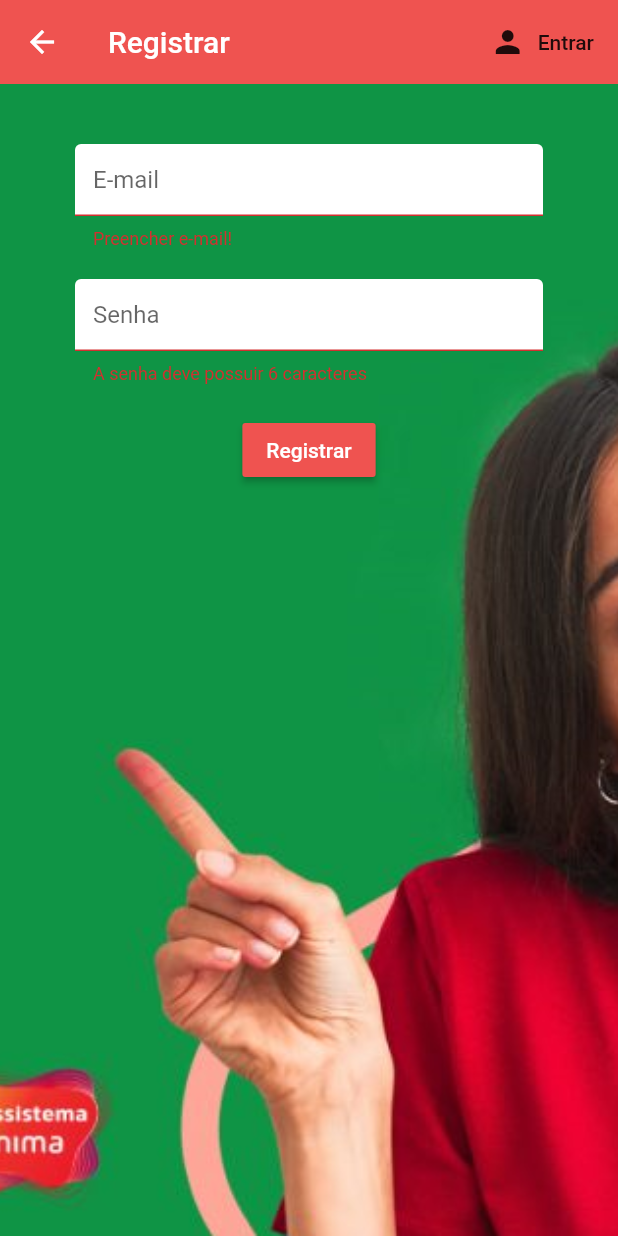
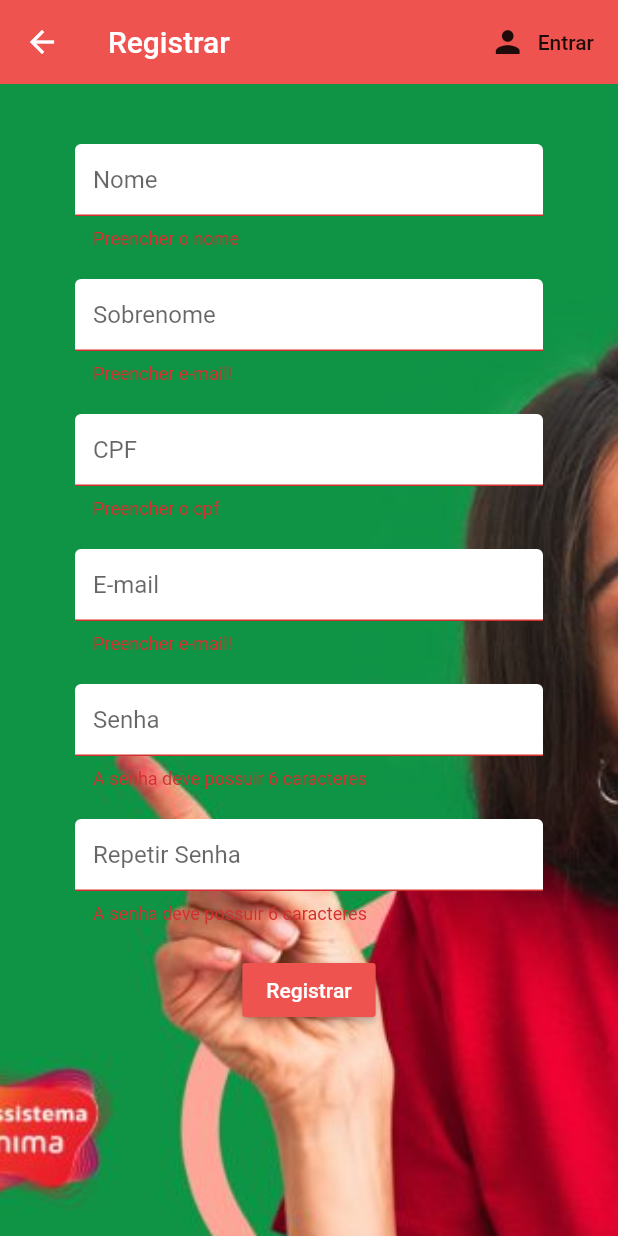
Before and after one commit to rfaelfp/Flutter, a Flutter app: the Register screen opened directly, after a tap on "Registrar", on a phone screen of 412 x 824 dp. Run offline on Flutter 3.47's test engine with Material 2 defaults, Android fonts, the phone set to English and light mode, and no system bars; our stand-ins replace cloud_firestore, firebase_auth, flutter_spinkit, youtube_player_flutter; accounts and stored records are empty.

Commit message:
18/11/2020

```diff
--- a/projeto_anima/lib/screens/home/authenticate/register.dart
+++ b/projeto_anima/lib/screens/home/authenticate/register.dart
@@ -16,9 +16,14 @@ class _RegisterState extends State<Register> {
   bool loading = false;
 
   // Estado do campo de texto
+  String nome = '';
+  String sobrenome = '';
+  String cpf = '';
   String email = '';
   String pwd = '';
+  String pwdRepeat = '';
   String error = '';
+
   @override
   Widget build(BuildContext context) {
     return loading
@@ -45,11 +50,50 @@ class _RegisterState extends State<Register> {
                     image: AssetImage('assets/images/una.png'),
                     fit: BoxFit.cover),
               ),
+              child: ListView(
                 padding: EdgeInsets.symmetric(vertical: 20.0, horizontal: 50.0),
-              child: Form(
+                children: [
+                  Form(
                     key: _formKey,
                     child: Column(
                       children: <Widget>[
+                        SizedBox(
+                          height: 20.0,
+                        ),
+                        TextFormField(
+                          decoration:
+                              textInputDecoration.copyWith(hintText: 'Nome'),
+                          validator: (val) =>
+                              val.isEmpty ? 'Preencher o nome' : null,
+                          onChanged: (val) {
+                            setState(() => nome = val);
+                          },
+                        ),
+                        SizedBox(
+                          height: 20.0,
+                        ),
+                        TextFormField(
+                          decoration: textInputDecoration.copyWith(
+                              hintText: 'Sobrenome'),
+                          validator: (val) =>
+                              val.isEmpty ? 'Preencher e-mail!' : null,
+                          onChanged: (val) {
+                            setState(() => sobrenome = val);
+                          },
+                        ),
+                        SizedBox(
+                          height: 20.0,
+                        ),
+                        TextFormField(
+                          decoration:
+                              textInputDecoration.copyWith(hintText: 'CPF'),
+                          validator: (val) => val.isEmpty
+                              ? 'Preencher o cpf'
+                              : val.length == 11 ? null : 'CPF inválido',
+                          onChanged: (val) {
+                            setState(() => cpf = val);
+                          },
+                        ),
                         SizedBox(
                           height: 20.0,
                         ),
@@ -79,6 +123,20 @@ class _RegisterState extends State<Register> {
                         SizedBox(
                           height: 20.0,
                         ),
+                        TextFormField(
+                          decoration: textInputDecoration.copyWith(
+                              hintText: 'Repetir Senha'),
+                          validator: (val) => val.length < 6
+                              ? 'A senha deve possuir 6 caracteres'
+                              : val != pwd ? 'A senha deve ser igual' : null,
+                          obscureText: true,
+                          onChanged: (val) {
+                            setState(() => pwdRepeat = val);
+                          },
+                        ),
+                        SizedBox(
+                          height: 20.0,
+                        ),
                         RaisedButton(
                           color: Colors.red[400],
                           child: Text(
@@ -88,12 +146,24 @@ class _RegisterState extends State<Register> {
                           onPressed: () async {
                             if (_formKey.currentState.validate()) {
                               setState(() => loading = true);
+
                               dynamic result = await _auth
                                   .regiterWithEmailAndPassword(email, pwd);
+
                               if (result == null) {
                                 setState(() {
+                                  print(_auth.erro);
+
+                                  if (_auth.erro != null) {
+                                    if (_auth.erro
+                                        .contains('ERROR_INVALID_EMAIL')) {
+                                      error = "O e-mail inserido é inválido!";
+                                    } else {
                                       error =
                                           'Não é possível logar com as credenciais inseridas';
+                                    }
+                                  }
+
                                   loading = false;
                                 });
                               }
@@ -110,6 +180,8 @@ class _RegisterState extends State<Register> {
                       ],
                     ),
                   ),
+                ],
+              ),
             ),
           );
   }
--- a/projeto_anima/lib/service/auth.dart
+++ b/projeto_anima/lib/service/auth.dart
@@ -3,6 +3,7 @@ import 'package:projeto_anima/models/user.dart';
 
 class AuthService {
   final FirebaseAuth _auth = FirebaseAuth.instance;
+  String erro = null;
 
   // Método para criar objeto baseado no FireBaseUser
   User _userFromFireBaseUser(FirebaseUser user) {
@@ -36,6 +37,7 @@ class AuthService {
       FirebaseUser user = result.user;
       return _userFromFireBaseUser(user);
     } catch (e) {
+      erro = e.toString();
       print(e.toString());
       return null;
     }
@@ -52,7 +54,7 @@ class AuthService {
       FirebaseUser user = result.user;
       return _userFromFireBaseUser(user);
     } catch (e) {
-      print(e.toString());
+      erro = e.toString();
       return null;
     }
   }
--- a/projeto_anima/lib/util/card.dart
+++ b/projeto_anima/lib/util/card.dart
@@ -1,5 +1,6 @@
 import 'package:flutter/material.dart';
 import 'package:projeto_anima/screens/videosCapacitacao/videos_capacitacao.dart';
+import 'package:projeto_anima/util/loading.dart';
 
 Card cardCapacitacao(BuildContext context, String titulo,
     String textoSecundario, String descricao, String imagem, int index) {
@@ -27,8 +28,8 @@ Card cardCapacitacao(BuildContext context, String titulo,
           children: [
             FlatButton(
               textColor: const Color(0xFF6200EE),
-              onPressed: () {
-                Navigator.push(context, MaterialPageRoute(
+              onPressed: () async {
+                await Navigator.push(context, MaterialPageRoute(
                   builder: (context) {
                     return VideosCapacitacao(titulo: titulo, index: index);
                   },
--- a/projeto_anima/pubspec.yaml
+++ b/projeto_anima/pubspec.yaml
@@ -33,6 +33,7 @@ dependencies:
   provider: ^3.1.0
   flutter_spinkit: "^4.0.0"
   youtube_player_flutter: ^6.1.0+7
+  http: ^0.12.2
 
 dev_dependencies:
   flutter_test:
```
Also changed, not shown: projeto_anima/lib/screens/home/authenticate/sign_in.dart (+14 -2 lines), projeto_anima/lib/util/videos.dart (+40 -5 lines), projeto_anima/pubspec.lock. Lines whose indentation alone changed are shown as unchanged.
